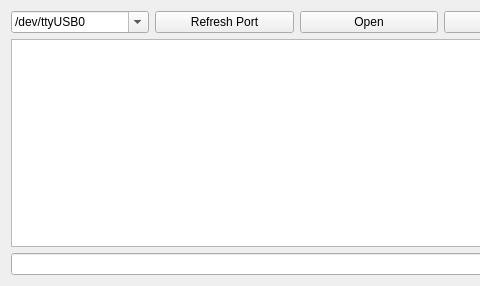
Before: the Qt Designer form serialtool.ui in yageek/QTSerial, drawn with Qt 5; both pictures show x 0 to 480 and y 0 to 286 of the 738 by 286 pixel window.
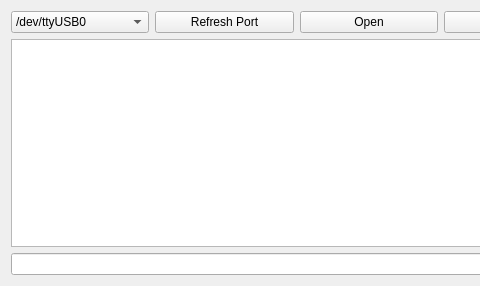
After: the same form once the commit is applied. Icons and pictures are not drawn.

What changed in the file:
```diff
--- a/serialtool.ui
+++ b/serialtool.ui
@@ -23,7 +23,7 @@
      <item>
       <widget class="QComboBox" name="portBox">
        <property name="editable">
-        <bool>true</bool>
+        <bool>false</bool>
        </property>
        <item>
         <property name="text">
```
Left out of the diff: 21 changed lines with no effect on the pictures.
